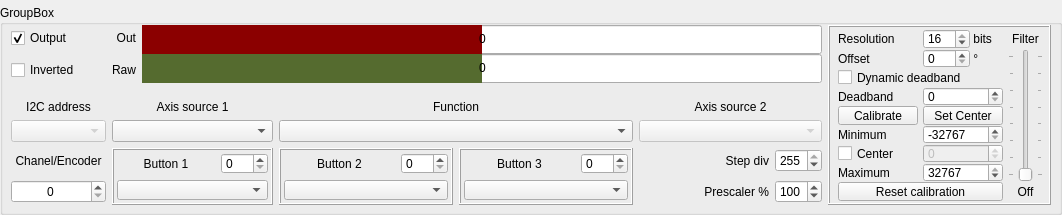
The window that widgets/axes.ui (FreeJoy-Team/FreeJoyConfiguratorQt) describes before a commit, drawn with Qt 5.
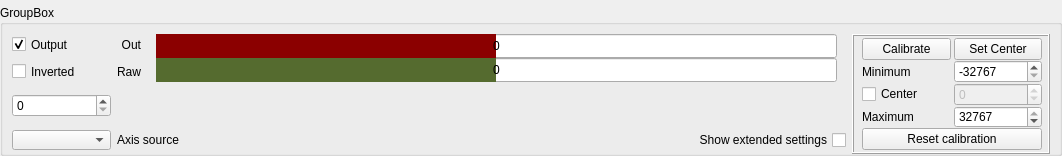
The same window after the commit. Custom widgets are drawn as their Qt base class.

The edit to the form file:
```diff
--- a/widgets/axes.ui
+++ b/widgets/axes.ui
@@ -7,15 +7,9 @@
     <x>0</x>
     <y>0</y>
     <width>1062</width>
-    <height>215</height>
+    <height>156</height>
    </rect>
   </property>
-  <property name="minimumSize">
-   <size>
-    <width>0</width>
-    <height>215</height>
-   </size>
-  </property>
   <property name="windowTitle">
    <string>Form</string>
   </property>
@@ -37,106 +31,233 @@
    </property>
    <item>
     <widget class="QGroupBox" name="groupBox_AxixName">
+     <property name="sizePolicy">
+      <sizepolicy hsizetype="Preferred" vsizetype="Maximum">
+       <horstretch>0</horstretch>
+       <verstretch>1</verstretch>
+      </sizepolicy>
+     </property>
+     <property name="minimumSize">
+      <size>
+       <width>0</width>
+       <height>150</height>
+      </size>
+     </property>
      <property name="title">
       <string>GroupBox</string>
      </property>
-     <layout class="QGridLayout" name="gridLayout_2" rowstretch="3,3,4,2,2,2" columnstretch="2,0,3,4,4,3,1,5" columnminimumwidth="95,0,0,0,0,0,0,0">
-      <property name="leftMargin">
-       <number>8</number>
-      </property>
-      <property name="topMargin">
-       <number>0</number>
-      </property>
-      <property name="rightMargin">
-       <number>8</number>
-      </property>
+     <layout class="QGridLayout" name="gridLayout_2" rowstretch="1,0,0,0,0,0" columnstretch="1,0,1,6,2" columnminimumwidth="95,0,0,0,0">
       <property name="bottomMargin">
-       <number>7</number>
+       <number>3</number>
       </property>
-      <property name="verticalSpacing">
+      <property name="spacing">
        <number>6</number>
       </property>
+      <item row="0" column="4" rowspan="4">
+       <widget class="QFrame" name="frame_4">
+        <property name="minimumSize">
+         <size>
+          <width>0</width>
+          <height>120</height>
+         </size>
+        </property>
+        <property name="frameShape">
+         <enum>QFrame::Box</enum>
+        </property>
+        <property name="frameShadow">
+         <enum>QFrame::Raised</enum>
+        </property>
+        <layout class="QGridLayout" name="gridLayout" columnstretch="0,0,0" columnminimumwidth="0,0,0">
+         <property name="leftMargin">
+          <number>8</number>
+         </property>
+         <property name="topMargin">
+          <number>2</number>
+         </property>
+         <property name="rightMargin">
+          <number>6</number>
+         </property>
+         <property name="bottomMargin">
+          <number>2</number>
+         </property>
+         <property name="spacing">
+          <number>0</number>
+         </property>
+         <item row="2" column="0">
+          <widget class="QPushButton" name="pushButton_StartCalib">
+           <property name="text">
+            <string>Calibrate</string>
+           </property>
+           <property name="checkable">
+            <bool>true</bool>
+           </property>
+           <property name="checked">
+            <bool>false</bool>
+           </property>
+          </widget>
+         </item>
+         <item row="4" column="0">
+          <widget class="QCheckBox" name="checkBox_Center">
+           <property name="text">
+            <string>Center</string>
+           </property>
+          </widget>
+         </item>
+         <item row="3" column="0">
+          <widget class="QLabel" name="text_minimum">
+           <property name="text">
+            <string>Minimum</string>
+           </property>
+          </widget>
+         </item>
+         <item row="2" column="1">
+          <spacer name="horizontalSpacer">
+           <property name="orientation">
+            <enum>Qt::Horizontal</enum>
+           </property>
+           <property name="sizeType">
+            <enum>QSizePolicy::Fixed</enum>
+           </property>
+           <property name="sizeHint" stdset="0">
+            <size>
+             <width>3</width>
+             <height>20</height>
+            </size>
+           </property>
+          </spacer>
+         </item>
+         <item row="5" column="0">
+          <widget class="QLabel" name="text_maximum">
+           <property name="text">
+            <string>Maximum</string>
+           </property>
+          </widget>
+         </item>
+         <item row="2" column="2">
+          <widget class="QPushButton" name="pushButton_SetCenter">
+           <property name="text">
+            <string>Set Center</string>
+           </property>
+          </widget>
+         </item>
+         <item row="3" column="2">
+          <widget class="QSpinBox" name="spinBox_CalibMin">
+           <property name="sizePolicy">
+            <sizepolicy hsizetype="Minimum" vsizetype="Fixed">
+             <horstretch>0</horstretch>
+             <verstretch>0</verstretch>
+            </sizepolicy>
+           </property>
+           <property name="minimum">
+            <number>-32767</number>
+           </property>
+           <property name="maximum">
+            <number>32767</number>
+           </property>
+           <property name="value">
+            <number>-32767</number>
+           </property>
+          </widget>
+         </item>
+         <item row="4" column="2">
+          <widget class="QSpinBox" name="spinBox_CalibCenter">
+           <property name="enabled">
+            <bool>false</bool>
+           </property>
+           <property name="minimum">
+            <number>-32767</number>
+           </property>
+           <property name="maximum">
+            <number>32767</number>
+           </property>
+          </widget>
+         </item>
+         <item row="5" column="2">
+          <widget class="QSpinBox" name="spinBox_CalibMax">
+           <property name="minimum">
+            <number>-32767</number>
+           </property>
+           <property name="maximum">
+            <number>32767</number>
+           </property>
+           <property name="value">
+            <number>32767</number>
+           </property>
+          </widget>
+         </item>
+         <item row="6" column="0" colspan="3">
+          <widget class="QPushButton" name="pushButton">
+           <property name="sizePolicy">
+            <sizepolicy hsizetype="Minimum" vsizetype="Fixed">
+             <horstretch>0</horstretch>
+             <verstretch>0</verstretch>
+            </sizepolicy>
+           </property>
+           <property name="text">
+            <string>Reset calibration</string>
+           </property>
+          </widget>
+         </item>
+        </layout>
+       </widget>
+      </item>
       <item row="3" column="0">
-       <widget class="QComboBox" name="comboBox_I2cAddress">
-        <property name="enabled">
-         <bool>false</bool>
+       <widget class="QComboBox" name="comboBox_AxisSource1">
+        <property name="sizePolicy">
+         <sizepolicy hsizetype="Minimum" vsizetype="Minimum">
+          <horstretch>0</horstretch>
+          <verstretch>0</verstretch>
+         </sizepolicy>
         </property>
-        <property name="styleSheet">
-         <string notr="true"/>
-        </property>
-        <property name="currentText">
-         <string/>
+        <property name="minimumSize">
+         <size>
+          <width>0</width>
+          <height>20</height>
+         </size>
         </property>
        </widget>
       </item>
       <item row="2" column="0">
-       <widget class="QLabel" name="text_i2cAddress">
-        <property name="sizePolicy">
-         <sizepolicy hsizetype="Preferred" vsizetype="Preferred">
-          <horstretch>0</horstretch>
-          <verstretch>0</verstretch>
-         </sizepolicy>
-        </property>
-        <property name="text">
-         <string>I2C address</string>
-        </property>
-        <property name="alignment">
-         <set>Qt::AlignBottom|Qt::AlignHCenter</set>
-        </property>
-       </widget>
-      </item>
-      <item row="5" column="0">
-       <widget class="QSpinBox" name="spinBox_ChanelEncoder">
+       <widget class="QSpinBox" name="spinBox_A2bCount">
         <property name="sizePolicy">
          <sizepolicy hsizetype="Minimum" vsizetype="Fixed">
           <horstretch>0</horstretch>
           <verstretch>0</verstretch>
          </sizepolicy>
         </property>
-        <property name="alignment">
-         <set>Qt::AlignCenter</set>
-        </property>
-        <property name="correctionMode">
-         <enum>QAbstractSpinBox::CorrectToNearestValue</enum>
+        <property name="minimumSize">
+         <size>
+          <width>45</width>
+          <height>20</height>
+         </size>
         </property>
         <property name="maximum">
-         <number>15</number>
+         <number>12</number>
         </property>
        </widget>
       </item>
-      <item row="5" column="5">
-       <widget class="QLabel" name="text_prescaler">
+      <item row="1" column="1">
+       <widget class="QLabel" name="label_2">
+        <property name="sizePolicy">
+         <sizepolicy hsizetype="Preferred" vsizetype="Preferred">
+          <horstretch>0</horstretch>
+          <verstretch>0</verstretch>
+         </sizepolicy>
+        </property>
+        <property name="minimumSize">
+         <size>
+          <width>0</width>
+          <height>21</height>
+         </size>
+        </property>
         <property name="text">
-         <string>Prescaler %</string>
+         <string>Raw</string>
         </property>
         <property name="alignment">
          <set>Qt::AlignRight|Qt::AlignTrailing|Qt::AlignVCenter</set>
         </property>
        </widget>
       </item>
-      <item row="0" column="0">
-       <widget class="QCheckBox" name="checkBox_Output">
-        <property name="sizePolicy">
-         <sizepolicy hsizetype="Minimum" vsizetype="Preferred">
-          <horstretch>0</horstretch>
-          <verstretch>0</verstretch>
-         </sizepolicy>
-        </property>
-        <property name="text">
-         <string>Output</string>
-        </property>
-        <property name="checked">
-         <bool>true</bool>
-        </property>
-       </widget>
-      </item>
-      <item row="3" column="5" colspan="2">
-       <widget class="QComboBox" name="comboBox_AxisSource2">
-        <property name="enabled">
-         <bool>false</bool>
-        </property>
-       </widget>
-      </item>
       <item row="1" column="0">
        <widget class="QCheckBox" name="checkBox_Inverted">
         <property name="sizePolicy">
@@ -145,98 +266,50 @@
           <verstretch>0</verstretch>
          </sizepolicy>
         </property>
+        <property name="minimumSize">
+         <size>
+          <width>0</width>
+          <height>21</height>
+         </size>
+        </property>
         <property name="text">
          <string>Inverted</string>
         </property>
        </widget>
       </item>
-      <item row="2" column="5" colspan="2">
-       <widget class="QLabel" name="text_axisSource2">
-        <property name="sizePolicy">
-         <sizepolicy hsizetype="Preferred" vsizetype="Preferred">
-          <horstretch>0</horstretch>
-          <verstretch>0</verstretch>
-         </sizepolicy>
+      <item row="2" column="2" colspan="2">
+       <widget class="AxesToButtonsSlider" name="widget_A2bSlider" native="true">
+        <property name="enabled">
+         <bool>false</bool>
         </property>
-        <property name="text">
-         <string>Axis source 2</string>
+        <property name="minimumSize">
+         <size>
+          <width>0</width>
+          <height>40</height>
+         </size>
         </property>
-        <property name="alignment">
-         <set>Qt::AlignBottom|Qt::AlignHCenter</set>
+        <property name="maximumSize">
+         <size>
+          <width>16777215</width>
+          <height>16777215</height>
+         </size>
         </property>
        </widget>
       </item>
-      <item row="4" column="5">
-       <widget class="QLabel" name="text_stepDiv">
-        <property name="text">
-         <string>Step div</string>
-        </property>
-        <property name="alignment">
-         <set>Qt::AlignRight|Qt::AlignTrailing|Qt::AlignVCenter</set>
-        </property>
-       </widget>
-      </item>
-      <item row="4" column="3" rowspan="2">
-       <widget class="QFrame" name="frame_2">
-        <property name="frameShape">
-         <enum>QFrame::Box</enum>
-        </property>
-        <property name="frameShadow">
-         <enum>QFrame::Raised</enum>
-        </property>
-        <layout class="QGridLayout" name="gridLayout_4">
-         <property name="leftMargin">
-          <number>3</number>
-         </property>
-         <property name="topMargin">
-          <number>3</number>
-         </property>
-         <property name="rightMargin">
-          <number>3</number>
-         </property>
-         <property name="bottomMargin">
-          <number>3</number>
-         </property>
-         <item row="0" column="1">
-          <widget class="QSpinBox" name="spinBox_Button2">
-           <property name="sizePolicy">
-            <sizepolicy hsizetype="Fixed" vsizetype="Fixed">
-             <horstretch>0</horstretch>
-             <verstretch>0</verstretch>
-            </sizepolicy>
-           </property>
-           <property name="correctionMode">
-            <enum>QAbstractSpinBox::CorrectToNearestValue</enum>
-           </property>
-           <property name="maximum">
-            <number>128</number>
-           </property>
-          </widget>
-         </item>
-         <item row="0" column="0">
-          <widget class="QLabel" name="text_button2">
-           <property name="text">
-            <string>Button 2</string>
-           </property>
-           <property name="alignment">
-            <set>Qt::AlignCenter</set>
-           </property>
-          </widget>
-         </item>
-         <item row="1" column="0" colspan="2">
-          <widget class="QComboBox" name="comboBox_Button2"/>
-         </item>
-        </layout>
-       </widget>
-      </item>
-      <item row="0" column="2" rowspan="2" colspan="5">
-       <layout class="QVBoxLayout" name="verticalLayout_2" stretch="0,0">
+      <item row="0" column="2" rowspan="2" colspan="2">
+       <layout class="QVBoxLayout" name="verticalLayout_2" stretch="1,1">
         <property name="spacing">
          <number>0</number>
         </property>
         <property name="sizeConstraint">
          <enum>QLayout::SetDefaultConstraint</enum>
         </property>
+        <property name="leftMargin">
+         <number>9</number>
+        </property>
+        <property name="rightMargin">
+         <number>9</number>
+        </property>
         <item>
          <widget class="QProgressBar" name="progressBar_Out">
           <property name="enabled">
@@ -248,6 +321,18 @@
             <verstretch>0</verstretch>
            </sizepolicy>
           </property>
+          <property name="minimumSize">
+           <size>
+            <width>0</width>
+            <height>23</height>
+           </size>
+          </property>
+          <property name="maximumSize">
+           <size>
+            <width>16777215</width>
+            <height>16777215</height>
+           </size>
+          </property>
           <property name="styleSheet">
            <string notr="true">QProgressBar::chunk {
      background-color: rgb(139, 0, 0);
@@ -290,6 +375,18 @@
             <verstretch>0</verstretch>
            </sizepolicy>
           </property>
+          <property name="minimumSize">
+           <size>
+            <width>0</width>
+            <height>23</height>
+           </size>
+          </property>
+          <property name="maximumSize">
+           <size>
+            <width>16777215</width>
+            <height>16777215</height>
+           </size>
+          </property>
           <property name="styleSheet">
            <string notr="true">QProgressBar::chunk {
      background-color:rgb(85, 107, 47);
@@ -323,404 +420,25 @@
         </item>
        </layout>
       </item>
-      <item row="2" column="3" colspan="2">
-       <widget class="QLabel" name="text_function">
+      <item row="3" column="3">
+       <widget class="QCheckBox" name="checkBox_ShowExtend">
         <property name="sizePolicy">
-         <sizepolicy hsizetype="Preferred" vsizetype="Preferred">
+         <sizepolicy hsizetype="Minimum" vsizetype="Fixed">
           <horstretch>0</horstretch>
           <verstretch>0</verstretch>
          </sizepolicy>
         </property>
-        <property name="text">
-         <string>Function</string>
+        <property name="minimumSize">
+         <size>
+          <width>0</width>
+          <height>17</height>
+         </size>
         </property>
-        <property name="alignment">
-         <set>Qt::AlignBottom|Qt::AlignHCenter</set>
+        <property name="layoutDirection">
+         <enum>Qt::RightToLeft</enum>
         </property>
-       </widget>
-      </item>
-      <item row="5" column="6">
-       <widget class="QSpinBox" name="spinBox_Prescaler">
-        <property name="sizePolicy">
-         <sizepolicy hsizetype="Fixed" vsizetype="Fixed">
-          <horstretch>0</horstretch>
-          <verstretch>0</verstretch>
-         </sizepolicy>
-        </property>
-        <property name="correctionMode">
-         <enum>QAbstractSpinBox::CorrectToNearestValue</enum>
-        </property>
-        <property name="maximum">
-         <number>255</number>
-        </property>
-        <property name="value">
-         <number>100</number>
-        </property>
-       </widget>
-      </item>
-      <item row="4" column="0">
-       <widget class="QLabel" name="text_chanelEncoder">
         <property name="text">
-         <string>Chanel/Encoder</string>
-        </property>
-        <property name="alignment">
-         <set>Qt::AlignCenter</set>
-        </property>
-       </widget>
-      </item>
-      <item row="0" column="7" rowspan="6">
-       <widget class="QFrame" name="frame_4">
-        <property name="frameShape">
-         <enum>QFrame::Box</enum>
-        </property>
-        <property name="frameShadow">
-         <enum>QFrame::Raised</enum>
-        </property>
-        <layout class="QGridLayout" name="gridLayout" columnstretch="1,0,0,1,0,1" columnminimumwidth="0,5,0,0,5,0">
-         <property name="leftMargin">
-          <number>8</number>
-         </property>
-         <property name="topMargin">
-          <number>2</number>
-         </property>
-         <property name="rightMargin">
-          <number>6</number>
-         </property>
-         <property name="bottomMargin">
-          <number>2</number>
-         </property>
-         <property name="spacing">
-          <number>0</number>
-         </property>
-         <item row="4" column="2" colspan="2">
-          <widget class="QPushButton" name="pushButton_SetCenter">
-           <property name="text">
-            <string>Set Center</string>
-           </property>
-          </widget>
-         </item>
-         <item row="7" column="0">
-          <widget class="QLabel" name="text_maximum">
-           <property name="text">
-            <string>Maximum</string>
-           </property>
-          </widget>
-         </item>
-         <item row="1" column="2">
-          <widget class="QSpinBox" name="spinBox_Offset">
-           <property name="correctionMode">
-            <enum>QAbstractSpinBox::CorrectToNearestValue</enum>
-           </property>
-           <property name="maximum">
-            <number>360</number>
-           </property>
-           <property name="singleStep">
-            <number>10</number>
-           </property>
-          </widget>
-         </item>
-         <item row="3" column="2" colspan="2">
-          <widget class="QSpinBox" name="spinBox_Deadband">
-           <property name="correctionMode">
-            <enum>QAbstractSpinBox::CorrectToNearestValue</enum>
-           </property>
-           <property name="maximum">
-            <number>127</number>
-           </property>
-          </widget>
-         </item>
-         <item row="1" column="4">
-          <spacer name="horizontalSpacer_2">
-           <property name="orientation">
-            <enum>Qt::Horizontal</enum>
-           </property>
-           <property name="sizeHint" stdset="0">
-            <size>
-             <width>40</width>
-             <height>20</height>
-            </size>
-           </property>
-          </spacer>
-         </item>
-         <item row="5" column="0">
-          <widget class="QLabel" name="text_minimum">
-           <property name="text">
-            <string>Minimum</string>
-           </property>
-          </widget>
-         </item>
-         <item row="0" column="3">
-          <widget class="QLabel" name="text_bits">
-           <property name="text">
-            <string> bits</string>
-           </property>
-          </widget>
-         </item>
-         <item row="5" column="2" colspan="2">
-          <widget class="QSpinBox" name="spinBox_CalibMin">
-           <property name="sizePolicy">
-            <sizepolicy hsizetype="Minimum" vsizetype="Fixed">
-             <horstretch>0</horstretch>
-             <verstretch>0</verstretch>
-            </sizepolicy>
-           </property>
-           <property name="minimum">
-            <number>-32767</number>
-           </property>
-           <property name="maximum">
-            <number>32767</number>
-           </property>
-           <property name="value">
-            <number>-32767</number>
-           </property>
-          </widget>
-         </item>
-         <item row="6" column="2" colspan="2">
-          <widget class="QSpinBox" name="spinBox_CalibCenter">
-           <property name="enabled">
-            <bool>false</bool>
-           </property>
-           <property name="minimum">
-            <number>-32767</number>
-           </property>
-           <property name="maximum">
-            <number>32767</number>
-           </property>
-          </widget>
-         </item>
-         <item row="4" column="0">
-          <widget class="QPushButton" name="pushButton_StartCalib">
-           <property name="text">
-            <string>Calibrate</string>
-           </property>
-           <property name="checkable">
-            <bool>true</bool>
-           </property>
-           <property name="checked">
-            <bool>false</bool>
-           </property>
-          </widget>
-         </item>
-         <item row="3" column="0">
-          <widget class="QLabel" name="text_deadband">
-           <property name="text">
-            <string>Deadband</string>
-           </property>
-          </widget>
-         </item>
-         <item row="7" column="2" colspan="2">
-          <widget class="QSpinBox" name="spinBox_CalibMax">
-           <property name="minimum">
-            <number>-32767</number>
-           </property>
-           <property name="maximum">
-            <number>32767</number>
-           </property>
-           <property name="value">
-            <number>32767</number>
-           </property>
-          </widget>
-         </item>
-         <item row="0" column="2">
-          <widget class="QSpinBox" name="spinBox_Resolution">
-           <property name="correctionMode">
-            <enum>QAbstractSpinBox::CorrectToNearestValue</enum>
-           </property>
-           <property name="minimum">
-            <number>1</number>
-           </property>
-           <property name="maximum">
-            <number>16</number>
-           </property>
-           <property name="value">
-            <number>16</number>
-           </property>
-          </widget>
-         </item>
-         <item row="0" column="0">
-          <widget class="QLabel" name="text_resolution">
-           <property name="text">
-            <string>Resolution</string>
-           </property>
-          </widget>
-         </item>
-         <item row="6" column="0">
-          <widget class="QCheckBox" name="checkBox_Center">
-           <property name="text">
-            <string>Center</string>
-           </property>
-          </widget>
-         </item>
-         <item row="1" column="0">
-          <widget class="QLabel" name="text_offset">
-           <property name="text">
-            <string>Offset</string>
-           </property>
-          </widget>
-         </item>
-         <item row="2" column="0" colspan="3">
-          <widget class="QCheckBox" name="checkBox_DynDeadband">
-           <property name="text">
-            <string>Dynamic deadband</string>
-           </property>
-          </widget>
-         </item>
-         <item row="1" column="3">
-          <widget class="QLabel" name="text_angle">
-           <property name="text">
-            <string notr="true"> °</string>
-           </property>
-          </widget>
-         </item>
-         <item row="0" column="5">
-          <widget class="QLabel" name="text_filter">
-           <property name="text">
-            <string>Filter</string>
-           </property>
-           <property name="alignment">
-            <set>Qt::AlignCenter</set>
-           </property>
-          </widget>
-         </item>
-         <item row="4" column="1">
-          <spacer name="horizontalSpacer">
-           <property name="orientation">
-            <enum>Qt::Horizontal</enum>
-           </property>
-           <property name="sizeHint" stdset="0">
-            <size>
-             <width>0</width>
-             <height>20</height>
-            </size>
-           </property>
-          </spacer>
-         </item>
-         <item row="8" column="0" colspan="4">
-          <widget class="QPushButton" name="pushButton">
-           <property name="sizePolicy">
-            <sizepolicy hsizetype="Minimum" vsizetype="Fixed">
-             <horstretch>0</horstretch>
-             <verstretch>0</verstretch>
-            </sizepolicy>
-           </property>
-           <property name="text">
-            <string>Reset calibration</string>
-           </property>
-          </widget>
-         </item>
-         <item row="8" column="5">
-          <widget class="QLabel" name="label_Filter">
-           <property name="minimumSize">
-            <size>
-             <width>35</width>
-             <height>0</height>
-            </size>
-           </property>
-           <property name="text">
-            <string>Off</string>
-           </property>
-           <property name="alignment">
-            <set>Qt::AlignCenter</set>
-           </property>
-          </widget>
-         </item>
-         <item row="1" column="5" rowspan="7">
-          <widget class="QSlider" name="sliderV_Filter">
-           <property name="sizePolicy">
-            <sizepolicy hsizetype="Minimum" vsizetype="Expanding">
-             <horstretch>0</horstretch>
-             <verstretch>0</verstretch>
-            </sizepolicy>
-           </property>
-           <property name="maximum">
-            <number>7</number>
-           </property>
-           <property name="pageStep">
-            <number>1</number>
-           </property>
-           <property name="orientation">
-            <enum>Qt::Vertical</enum>
-           </property>
-           <property name="tickPosition">
-            <enum>QSlider::TicksBothSides</enum>
-           </property>
-          </widget>
-         </item>
-        </layout>
-       </widget>
-      </item>
-      <item row="3" column="3" colspan="2">
-       <widget class="QComboBox" name="comboBox_Function"/>
-      </item>
-      <item row="4" column="4" rowspan="2">
-       <widget class="QFrame" name="frame_3">
-        <property name="frameShape">
-         <enum>QFrame::Box</enum>
-        </property>
-        <property name="frameShadow">
-         <enum>QFrame::Raised</enum>
-        </property>
-        <layout class="QGridLayout" name="gridLayout_5">
-         <property name="leftMargin">
-          <number>3</number>
-         </property>
-         <property name="topMargin">
-          <number>3</number>
-         </property>
-         <property name="rightMargin">
-          <number>3</number>
-         </property>
-         <property name="bottomMargin">
-          <number>3</number>
-         </property>
-         <item row="0" column="0">
-          <widget class="QLabel" name="text_button3">
-           <property name="text">
-            <string>Button 3</string>
-           </property>
-           <property name="alignment">
-            <set>Qt::AlignCenter</set>
-           </property>
-          </widget>
-         </item>
-         <item row="0" column="1">
-          <widget class="QSpinBox" name="spinBox_Button3">
-           <property name="sizePolicy">
-            <sizepolicy hsizetype="Fixed" vsizetype="Fixed">
-             <horstretch>0</horstretch>
-             <verstretch>0</verstretch>
-            </sizepolicy>
-           </property>
-           <property name="correctionMode">
-            <enum>QAbstractSpinBox::CorrectToNearestValue</enum>
-           </property>
-           <property name="maximum">
-            <number>128</number>
-           </property>
-          </widget>
-         </item>
-         <item row="1" column="0" colspan="2">
-          <widget class="QComboBox" name="comboBox_Button3"/>
-         </item>
-        </layout>
-       </widget>
-      </item>
-      <item row="4" column="6">
-       <widget class="QSpinBox" name="spinBox_StepDiv">
-        <property name="sizePolicy">
-         <sizepolicy hsizetype="Fixed" vsizetype="Fixed">
-          <horstretch>0</horstretch>
-          <verstretch>0</verstretch>
-         </sizepolicy>
-        </property>
-        <property name="correctionMode">
-         <enum>QAbstractSpinBox::CorrectToNearestValue</enum>
-        </property>
-        <property name="maximum">
-         <number>255</number>
-        </property>
-        <property name="value">
-         <number>255</number>
+         <string>Show extended settings</string>
         </property>
        </widget>
       </item>
@@ -732,6 +450,12 @@
           <verstretch>0</verstretch>
          </sizepolicy>
         </property>
+        <property name="minimumSize">
+         <size>
+          <width>0</width>
+          <height>21</height>
+         </size>
+        </property>
         <property name="text">
          <string>Out</string>
         </property>
@@ -740,112 +464,84 @@
         </property>
        </widget>
       </item>
-      <item row="1" column="1">
-       <widget class="QLabel" name="label_2">
+      <item row="0" column="0">
+       <widget class="QCheckBox" name="checkBox_Output">
         <property name="sizePolicy">
-         <sizepolicy hsizetype="Preferred" vsizetype="Preferred">
+         <sizepolicy hsizetype="Minimum" vsizetype="Preferred">
           <horstretch>0</horstretch>
           <verstretch>0</verstretch>
          </sizepolicy>
         </property>
+        <property name="minimumSize">
+         <size>
+          <width>0</width>
+          <height>21</height>
+         </size>
+        </property>
         <property name="text">
-         <string>Raw</string>
+         <string>Output</string>
         </property>
-        <property name="alignment">
-         <set>Qt::AlignRight|Qt::AlignTrailing|Qt::AlignVCenter</set>
+        <property name="checked">
+         <bool>true</bool>
         </property>
        </widget>
       </item>
       <item row="3" column="1" colspan="2">
-       <widget class="QComboBox" name="comboBox_AxisSource1"/>
-      </item>
-      <item row="4" column="1" rowspan="2" colspan="2">
-       <widget class="QFrame" name="frame">
-        <property name="frameShape">
-         <enum>QFrame::Box</enum>
-        </property>
-        <property name="frameShadow">
-         <enum>QFrame::Raised</enum>
-        </property>
-        <property name="lineWidth">
-         <number>1</number>
-        </property>
-        <property name="midLineWidth">
-         <number>0</number>
-        </property>
-        <layout class="QGridLayout" name="gridLayout_3">
-         <property name="leftMargin">
-          <number>3</number>
-         </property>
-         <property name="topMargin">
-          <number>3</number>
-         </property>
-         <property name="rightMargin">
-          <number>3</number>
-         </property>
-         <property name="bottomMargin">
-          <number>3</number>
-         </property>
-         <property name="verticalSpacing">
-          <number>6</number>
-         </property>
-         <item row="0" column="0">
-          <widget class="QLabel" name="text_button1">
-           <property name="text">
-            <string>Button 1</string>
-           </property>
-           <property name="alignment">
-            <set>Qt::AlignCenter</set>
-           </property>
-          </widget>
-         </item>
-         <item row="0" column="1">
-          <widget class="QSpinBox" name="spinBox_Button1">
-           <property name="sizePolicy">
-            <sizepolicy hsizetype="Fixed" vsizetype="Fixed">
-             <horstretch>0</horstretch>
-             <verstretch>0</verstretch>
-            </sizepolicy>
-           </property>
-           <property name="correctionMode">
-            <enum>QAbstractSpinBox::CorrectToNearestValue</enum>
-           </property>
-           <property name="maximum">
-            <number>128</number>
-           </property>
-          </widget>
-         </item>
-         <item row="1" column="0" colspan="2">
-          <widget class="QComboBox" name="comboBox_Button1">
-           <property name="currentIndex">
-            <number>-1</number>
-           </property>
-          </widget>
-         </item>
-        </layout>
-       </widget>
-      </item>
-      <item row="2" column="1" colspan="2">
-       <widget class="QLabel" name="text_axisSource1">
-        <property name="sizePolicy">
-         <sizepolicy hsizetype="Preferred" vsizetype="Preferred">
-          <horstretch>0</horstretch>
-          <verstretch>0</verstretch>
-         </sizepolicy>
+       <widget class="QLabel" name="text_axisSource">
+        <property name="minimumSize">
+         <size>
+          <width>0</width>
+          <height>20</height>
+         </size>
         </property>
         <property name="text">
-         <string>Axis source 1</string>
+         <string>Axis source</string>
         </property>
         <property name="alignment">
-         <set>Qt::AlignBottom|Qt::AlignHCenter</set>
+         <set>Qt::AlignLeading|Qt::AlignLeft|Qt::AlignVCenter</set>
         </property>
        </widget>
       </item>
      </layout>
     </widget>
    </item>
+   <item>
+    <widget class="QFrame" name="frame">
+     <property name="frameShape">
+      <enum>QFrame::NoFrame</enum>
+     </property>
+     <property name="frameShadow">
+      <enum>QFrame::Raised</enum>
+     </property>
+     <layout class="QHBoxLayout" name="layoutH_AxesExtend">
+      <property name="spacing">
+       <number>0</number>
+      </property>
+      <property name="leftMargin">
+       <number>9</number>
+      </property>
+      <property name="topMargin">
+       <number>0</number>
+      </property>
+      <property name="rightMargin">
+       <number>9</number>
+      </property>
+      <property name="bottomMargin">
+       <number>0</number>
+      </property>
+     </layout>
+    </widget>
+   </item>
   </layout>
  </widget>
+ <customwidgets>
+  <customwidget>
+   <class>AxesToButtonsSlider</class>
+   <extends>QWidget</extends>
+   <header>widgets/axestobuttonsslider.h</header>
+   <container>1</container>
+  </customwidget>
+ </customwidgets>
  <resources/>
  <connections/>
 </ui>
```
Left out of the diff: 2 changed lines with no effect on the pictures.
